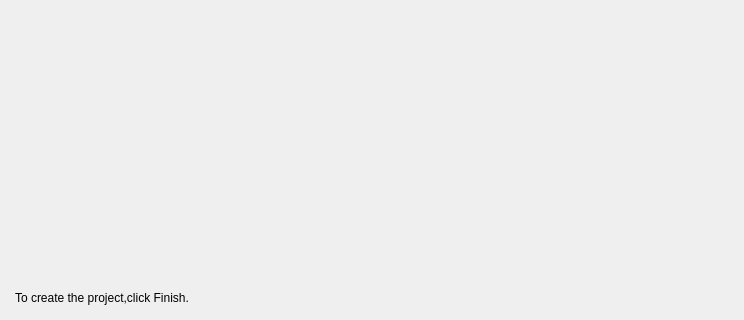
Above: src/NewProject/summary_form.ui from os-fpga/FOEDAG before the change; both pictures show x 0 to 744 and y 278 to 598 of the 744 by 598 pixel window. Below: the same form after it.
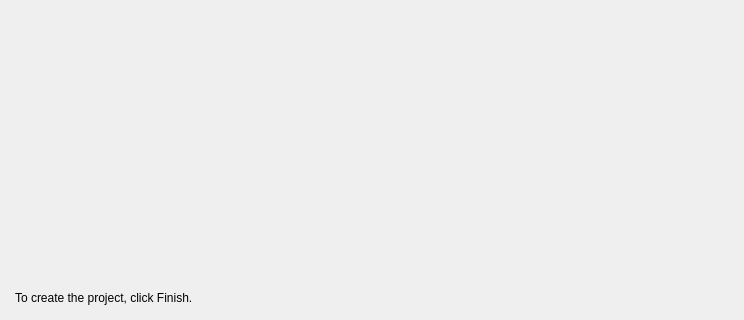
That is the form after the change.

```diff
--- a/src/NewProject/summary_form.ui
+++ b/src/NewProject/summary_form.ui
@@ -203,7 +203,7 @@
    <item>
     <widget class="QLabel" name="m_labelTail">
      <property name="text">
-      <string>To create the project,click Finish.</string>
+      <string>To create the project, click Finish.</string>
      </property>
     </widget>
    </item>
```
Left out of the diff: 1 changed line with no effect on the pictures.
